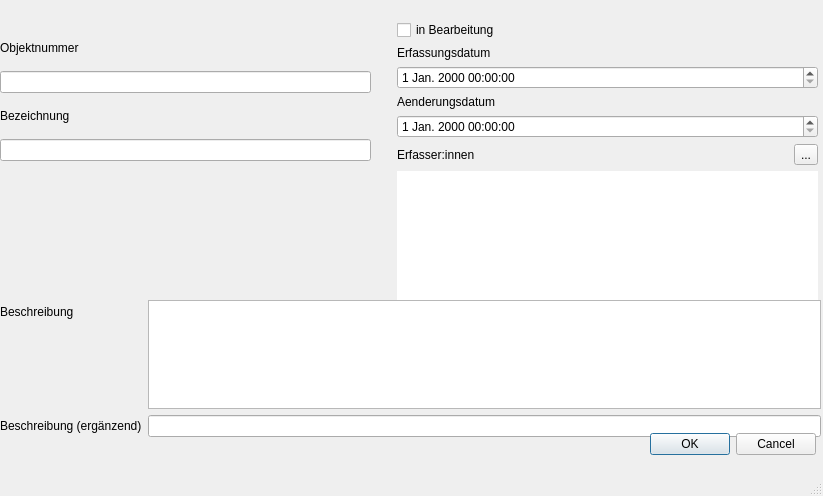
LausitzBergbaukultur/LauGIS, file LauQGIS_frontend/objektbereich_form.ui: the form before one commit.
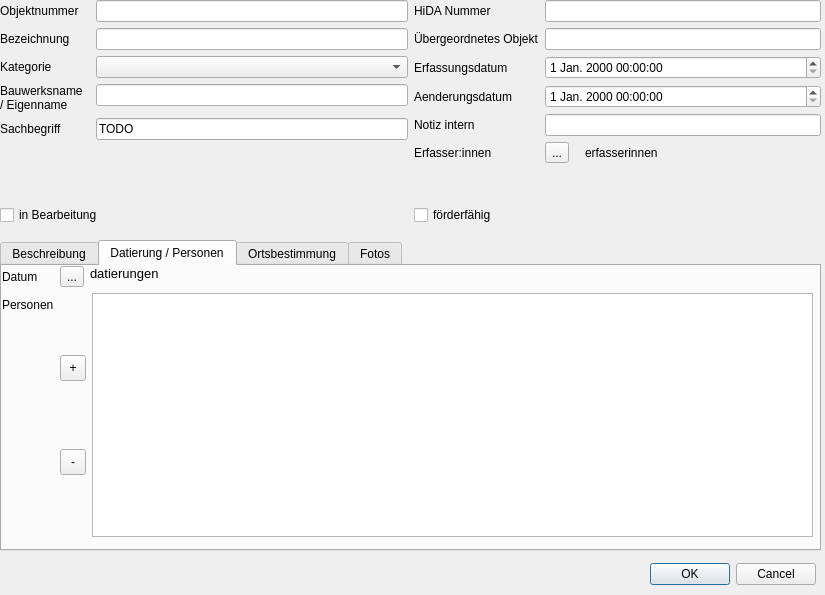
The form after the commit. Custom widgets are drawn as their Qt base class.

What changed in the file:
```diff
--- a/LauQGIS_frontend/objektbereich_form.ui
+++ b/LauQGIS_frontend/objektbereich_form.ui
@@ -6,170 +6,48 @@
    <rect>
     <x>0</x>
     <y>0</y>
-    <width>823</width>
-    <height>496</height>
+    <width>825</width>
+    <height>595</height>
    </rect>
   </property>
+  <property name="sizePolicy">
+   <sizepolicy hsizetype="MinimumExpanding" vsizetype="MinimumExpanding">
+    <horstretch>0</horstretch>
+    <verstretch>0</verstretch>
+   </sizepolicy>
+  </property>
+  <property name="minimumSize">
+   <size>
+    <width>825</width>
+    <height>595</height>
+   </size>
+  </property>
+  <property name="maximumSize">
+   <size>
+    <width>900</width>
+    <height>600</height>
+   </size>
+  </property>
   <property name="windowTitle">
-   <string>Dialog</string>
+   <string>Formular</string>
+  </property>
+  <property name="windowOpacity">
+   <double>1.000000000000000</double>
+  </property>
+  <property name="autoFillBackground">
+   <bool>true</bool>
   </property>
   <property name="locale">
    <locale language="German" country="Germany"/>
   </property>
   <property name="sizeGripEnabled">
-   <bool>true</bool>
+   <bool>false</bool>
   </property>
-  <widget class="QWidget" name="formLayoutWidget">
-   <property name="geometry">
-    <rect>
-     <x>397</x>
-     <y>20</y>
-     <width>421</width>
-     <height>289</height>
-    </rect>
-   </property>
-   <layout class="QVBoxLayout" name="verticalLayout">
-    <item>
-     <widget class="QCheckBox" name="in_bearbeitung">
-      <property name="text">
-       <string>in Bearbeitung</string>
-      </property>
-     </widget>
-    </item>
-    <item>
-     <widget class="QLabel" name="lbl_objnr_2">
-      <property name="text">
-       <string>Erfassungsdatum</string>
-      </property>
-     </widget>
-    </item>
-    <item>
-     <widget class="QgsDateTimeEdit" name="erfassungsdatum"/>
-    </item>
-    <item>
-     <widget class="QLabel" name="lbl_objnr_3">
-      <property name="text">
-       <string>Aenderungsdatum</string>
-      </property>
-     </widget>
-    </item>
-    <item>
-     <widget class="QgsDateTimeEdit" name="aenderungsdatum"/>
-    </item>
-    <item>
-     <layout class="QHBoxLayout" name="horizontalLayout_2">
-      <item>
-       <widget class="QLabel" name="lbl_eigenname_2">
-        <property name="enabled">
-         <bool>true</bool>
-        </property>
-        <property name="text">
-         <string>Erfasser:innen</string>
-        </property>
-       </widget>
-      </item>
-      <item>
-       <widget class="QToolButton" name="btn_erfasser">
-        <property name="text">
-         <string>...</string>
-        </property>
-       </widget>
-      </item>
-     </layout>
-    </item>
-    <item>
-     <widget class="QListWidget" name="listWidget">
-      <property name="enabled">
-       <bool>true</bool>
-      </property>
-      <property name="minimumSize">
-       <size>
-        <width>2</width>
-        <height>100</height>
-       </size>
-      </property>
-      <property name="locale">
-       <locale language="German" country="Germany"/>
-      </property>
-      <property name="frameShape">
-       <enum>QFrame::NoFrame</enum>
-      </property>
-     </widget>
-    </item>
-   </layout>
-  </widget>
-  <widget class="QWidget" name="formLayoutWidget_2">
-   <property name="geometry">
-    <rect>
-     <x>0</x>
-     <y>30</y>
-     <width>371</width>
-     <height>131</height>
-    </rect>
-   </property>
-   <layout class="QVBoxLayout" name="verticalLayout_2">
-    <item>
-     <widget class="QLabel" name="lbl_objnr">
-      <property name="text">
-       <string>Objektnummer</string>
-      </property>
-     </widget>
-    </item>
-    <item>
-     <widget class="QLineEdit" name="objekt_nr"/>
-    </item>
-    <item>
-     <widget class="QLabel" name="lbl_bezeichnung">
-      <property name="enabled">
-       <bool>true</bool>
-      </property>
-      <property name="text">
-       <string>Bezeichnung</string>
-      </property>
-     </widget>
-    </item>
-    <item>
-     <widget class="QLineEdit" name="bezeichnung"/>
-    </item>
-   </layout>
-  </widget>
-  <widget class="QWidget" name="formLayoutWidget_3">
-   <property name="geometry">
-    <rect>
-     <x>0</x>
-     <y>300</y>
-     <width>821</width>
-     <height>137</height>
-    </rect>
-   </property>
-   <layout class="QFormLayout" name="formLayout">
-    <item row="0" column="0">
-     <widget class="QLabel" name="lbl_beschreibung">
-      <property name="text">
-       <string>Beschreibung</string>
-      </property>
-     </widget>
-    </item>
-    <item row="0" column="1">
-     <widget class="QTextEdit" name="beschreibung"/>
-    </item>
-    <item row="1" column="0">
-     <widget class="QLabel" name="label_2">
-      <property name="text">
-       <string>Beschreibung (ergänzend)</string>
-      </property>
-     </widget>
-    </item>
-    <item row="1" column="1">
-     <widget class="QLineEdit" name="beschreibung_ergaenzung"/>
-    </item>
-   </layout>
-  </widget>
   <widget class="QDialogButtonBox" name="buttonBox">
    <property name="geometry">
     <rect>
      <x>640</x>
-     <y>430</y>
+     <y>560</y>
      <width>176</width>
      <height>28</height>
     </rect>
@@ -178,6 +56,530 @@
     <set>QDialogButtonBox::Cancel|QDialogButtonBox::Ok</set>
    </property>
   </widget>
+  <widget class="QTabWidget" name="BottomRow_Tabs">
+   <property name="geometry">
+    <rect>
+     <x>0</x>
+     <y>240</y>
+     <width>821</width>
+     <height>311</height>
+    </rect>
+   </property>
+   <property name="currentIndex">
+    <number>1</number>
+   </property>
+   <widget class="QWidget" name="TabBeschreibung">
+    <attribute name="title">
+     <string>Beschreibung</string>
+    </attribute>
+    <widget class="QWidget" name="formLayoutWidget_3">
+     <property name="geometry">
+      <rect>
+       <x>0</x>
+       <y>0</y>
+       <width>811</width>
+       <height>271</height>
+      </rect>
+     </property>
+     <layout class="QFormLayout" name="formLayout">
+      <property name="leftMargin">
+       <number>4</number>
+      </property>
+      <item row="0" column="0">
+       <widget class="QLabel" name="lbl_beschreibung">
+        <property name="text">
+         <string>Beschreibung</string>
+        </property>
+       </widget>
+      </item>
+      <item row="0" column="1">
+       <widget class="QTextEdit" name="beschreibung"/>
+      </item>
+      <item row="1" column="0">
+       <widget class="QLabel" name="label_2">
+        <property name="text">
+         <string>Beschreibung (ergänzend)</string>
+        </property>
+       </widget>
+      </item>
+      <item row="1" column="1">
+       <widget class="QLineEdit" name="beschreibung_ergaenzung"/>
+      </item>
+      <item row="2" column="0">
+       <widget class="QLabel" name="label_5">
+        <property name="text">
+         <string>Quellen / Literatur</string>
+        </property>
+       </widget>
+      </item>
+      <item row="2" column="1">
+       <widget class="QLineEdit" name="quellen_literatur"/>
+      </item>
+      <item row="3" column="0">
+       <widget class="QLabel" name="label_15">
+        <property name="text">
+         <string>Erhaltungszustand</string>
+        </property>
+       </widget>
+      </item>
+      <item row="3" column="1">
+       <widget class="QComboBox" name="erhaltungszustand"/>
+      </item>
+      <item row="4" column="0">
+       <widget class="QLabel" name="label_16">
+        <property name="text">
+         <string>Schutzstatus</string>
+        </property>
+       </widget>
+      </item>
+      <item row="4" column="1">
+       <widget class="QComboBox" name="schutzstatus"/>
+      </item>
+     </layout>
+    </widget>
+   </widget>
+   <widget class="QWidget" name="TabPersonDatum">
+    <attribute name="title">
+     <string>Datierung / Personen</string>
+    </attribute>
+    <widget class="QWidget" name="formLayoutWidget_2">
+     <property name="geometry">
+      <rect>
+       <x>0</x>
+       <y>0</y>
+       <width>811</width>
+       <height>271</height>
+      </rect>
+     </property>
+     <layout class="QFormLayout" name="formLayout_4">
+      <property name="fieldGrowthPolicy">
+       <enum>QFormLayout::ExpandingFieldsGrow</enum>
+      </property>
+      <property name="rowWrapPolicy">
+       <enum>QFormLayout::WrapLongRows</enum>
+      </property>
+      <property name="formAlignment">
+       <set>Qt::AlignLeading|Qt::AlignLeft|Qt::AlignVCenter</set>
+      </property>
+      <item row="0" column="0">
+       <widget class="QLabel" name="label_17">
+        <property name="text">
+         <string>Datum</string>
+        </property>
+       </widget>
+      </item>
+      <item row="0" column="1">
+       <layout class="QHBoxLayout" name="layoutDatum">
+        <item>
+         <widget class="QToolButton" name="btn_datierung">
+          <property name="text">
+           <string>...</string>
+          </property>
+         </widget>
+        </item>
+        <item>
+         <widget class="QLabel" name="lbl_return_datierung">
+          <property name="font">
+           <font>
+            <pointsize>10</pointsize>
+            <weight>50</weight>
+            <bold>false</bold>
+           </font>
+          </property>
+          <property name="text">
+           <string>datierungen</string>
+          </property>
+          <property name="textFormat">
+           <enum>Qt::PlainText</enum>
+          </property>
+          <property name="alignment">
+           <set>Qt::AlignLeading|Qt::AlignLeft|Qt::AlignTop</set>
+          </property>
+          <property name="wordWrap">
+           <bool>false</bool>
+          </property>
+         </widget>
+        </item>
+       </layout>
+      </item>
+      <item row="1" column="0">
+       <widget class="QLabel" name="label_21">
+        <property name="text">
+         <string>Personen</string>
+        </property>
+       </widget>
+      </item>
+      <item row="1" column="1">
+       <layout class="QHBoxLayout" name="horizontalLayout_3">
+        <item>
+         <layout class="QVBoxLayout" name="verticalLayout_2">
+          <item>
+           <widget class="QToolButton" name="btn_person_add">
+            <property name="minimumSize">
+             <size>
+              <width>26</width>
+              <height>26</height>
+             </size>
+            </property>
+            <property name="text">
+             <string>+</string>
+            </property>
+           </widget>
+          </item>
+          <item>
+           <widget class="QToolButton" name="btn_person_del">
+            <property name="minimumSize">
+             <size>
+              <width>26</width>
+              <height>26</height>
+             </size>
+            </property>
+            <property name="text">
+             <string>-</string>
+            </property>
+            <property name="toolButtonStyle">
+             <enum>Qt::ToolButtonFollowStyle</enum>
+            </property>
+           </widget>
+          </item>
+         </layout>
+        </item>
+        <item>
+         <widget class="QTableWidget" name="personen"/>
+        </item>
+       </layout>
+      </item>
+     </layout>
+    </widget>
+   </widget>
+   <widget class="QWidget" name="TabOrtsbestimmung">
+    <attribute name="title">
+     <string>Ortsbestimmung</string>
+    </attribute>
+    <widget class="QWidget" name="formLayoutWidget_4">
+     <property name="geometry">
+      <rect>
+       <x>0</x>
+       <y>0</y>
+       <width>811</width>
+       <height>271</height>
+      </rect>
+     </property>
+     <layout class="QFormLayout" name="formLayout_2">
+      <property name="leftMargin">
+       <number>4</number>
+      </property>
+      <item row="0" column="0">
+       <widget class="QLabel" name="label_8">
+        <property name="text">
+         <string>Kreis</string>
+        </property>
+       </widget>
+      </item>
+      <item row="0" column="1">
+       <widget class="QLineEdit" name="kreis"/>
+      </item>
+      <item row="2" column="0">
+       <widget class="QLabel" name="label_9">
+        <property name="text">
+         <string>Ort</string>
+        </property>
+       </widget>
+      </item>
+      <item row="2" column="1">
+       <widget class="QLineEdit" name="ort"/>
+      </item>
+      <item row="1" column="1">
+       <widget class="QLineEdit" name="gemeinde"/>
+      </item>
+      <item row="1" column="0">
+       <widget class="QLabel" name="label_10">
+        <property name="text">
+         <string>Gemeinde</string>
+        </property>
+       </widget>
+      </item>
+      <item row="3" column="0">
+       <widget class="QLabel" name="label_11">
+        <property name="text">
+         <string>Sorbisch</string>
+        </property>
+       </widget>
+      </item>
+      <item row="3" column="1">
+       <widget class="QLineEdit" name="sorbisch"/>
+      </item>
+      <item row="4" column="0">
+       <widget class="QLabel" name="label_12">
+        <property name="text">
+         <string>Straße</string>
+        </property>
+       </widget>
+      </item>
+      <item row="4" column="1">
+       <widget class="QLineEdit" name="strasse"/>
+      </item>
+      <item row="5" column="0">
+       <widget class="QLabel" name="label_13">
+        <property name="text">
+         <string>Hausnummer</string>
+        </property>
+       </widget>
+      </item>
+      <item row="5" column="1">
+       <widget class="QLineEdit" name="hausnummer"/>
+      </item>
+      <item row="6" column="0">
+       <widget class="QLabel" name="label_14">
+        <property name="text">
+         <string>Gemarkung / Flurstück</string>
+        </property>
+       </widget>
+      </item>
+      <item row="6" column="1">
+       <widget class="QLineEdit" name="gem_flur"/>
+      </item>
+      <item row="7" column="0">
+       <widget class="QLabel" name="label_19">
+        <property name="text">
+         <string>Lagebschreibung</string>
+        </property>
+       </widget>
+      </item>
+      <item row="7" column="1">
+       <widget class="QLineEdit" name="lagebeschreibung"/>
+      </item>
+     </layout>
+    </widget>
+   </widget>
+   <widget class="QWidget" name="TabBilder">
+    <attribute name="title">
+     <string>Fotos</string>
+    </attribute>
+    <widget class="QWidget" name="formLayoutWidget">
+     <property name="geometry">
+      <rect>
+       <x>0</x>
+       <y>0</y>
+       <width>811</width>
+       <height>271</height>
+      </rect>
+     </property>
+     <layout class="QFormLayout" name="formLayout_3">
+      <property name="leftMargin">
+       <number>4</number>
+      </property>
+      <item row="1" column="0">
+       <widget class="QLabel" name="label_18">
+        <property name="text">
+         <string>Foto</string>
+        </property>
+       </widget>
+      </item>
+      <item row="1" column="1">
+       <widget class="QLineEdit" name="lineEdit_3"/>
+      </item>
+      <item row="2" column="1">
+       <widget class="QGraphicsView" name="graphicsView"/>
+      </item>
+     </layout>
+    </widget>
+   </widget>
+  </widget>
+  <widget class="QWidget" name="horizontalLayoutWidget">
+   <property name="geometry">
+    <rect>
+     <x>0</x>
+     <y>0</y>
+     <width>821</width>
+     <height>198</height>
+    </rect>
+   </property>
+   <layout class="QHBoxLayout" name="TopRow">
+    <item>
+     <layout class="QFormLayout" name="TopLeftGrid">
+      <item row="0" column="0">
+       <widget class="QLabel" name="lbl_objnr">
+        <property name="text">
+         <string>Objektnummer</string>
+        </property>
+       </widget>
+      </item>
+      <item row="0" column="1">
+       <widget class="QLineEdit" name="objekt_nr"/>
+      </item>
+      <item row="1" column="0">
+       <widget class="QLabel" name="lbl_bezeichnung">
+        <property name="enabled">
+         <bool>true</bool>
+        </property>
+        <property name="text">
+         <string>Bezeichnung</string>
+        </property>
+       </widget>
+      </item>
+      <item row="1" column="1">
+       <widget class="QLineEdit" name="bezeichnung"/>
+      </item>
+      <item row="2" column="0">
+       <widget class="QLabel" name="label_4">
+        <property name="text">
+         <string>Kategorie</string>
+        </property>
+       </widget>
+      </item>
+      <item row="2" column="1">
+       <widget class="QComboBox" name="kategorie"/>
+      </item>
+      <item row="3" column="0">
+       <widget class="QLabel" name="label_3">
+        <property name="text">
+         <string>Bauwerksname / Eigenname</string>
+        </property>
+        <property name="wordWrap">
+         <bool>true</bool>
+        </property>
+       </widget>
+      </item>
+      <item row="3" column="1">
+       <widget class="QLineEdit" name="bauwerksname_eigenname"/>
+      </item>
+      <item row="4" column="0">
+       <widget class="QLabel" name="label">
+        <property name="text">
+         <string>Sachbegriff</string>
+        </property>
+       </widget>
+      </item>
+      <item row="4" column="1">
+       <widget class="QLineEdit" name="lineEdit">
+        <property name="text">
+         <string>TODO</string>
+        </property>
+       </widget>
+      </item>
+     </layout>
+    </item>
+    <item>
+     <layout class="QFormLayout" name="TopRightGrid">
+      <item row="0" column="0">
+       <widget class="QLabel" name="label_7">
+        <property name="text">
+         <string>HiDA Nummer</string>
+        </property>
+       </widget>
+      </item>
+      <item row="0" column="1">
+       <widget class="QLineEdit" name="hida_nr"/>
+      </item>
+      <item row="2" column="0">
+       <widget class="QLabel" name="lbl_objnr_2">
+        <property name="text">
+         <string>Erfassungsdatum</string>
+        </property>
+       </widget>
+      </item>
+      <item row="2" column="1">
+       <widget class="QgsDateTimeEdit" name="erfassungsdatum"/>
+      </item>
+      <item row="3" column="0">
+       <widget class="QLabel" name="lbl_objnr_3">
+        <property name="text">
+         <string>Aenderungsdatum</string>
+        </property>
+       </widget>
+      </item>
+      <item row="3" column="1">
+       <widget class="QgsDateTimeEdit" name="aenderungsdatum"/>
+      </item>
+      <item row="4" column="0">
+       <widget class="QLabel" name="label_6">
+        <property name="text">
+         <string>Notiz intern</string>
+        </property>
+       </widget>
+      </item>
+      <item row="4" column="1">
+       <widget class="QLineEdit" name="notiz_intern"/>
+      </item>
+      <item row="5" column="0">
+       <widget class="QLabel" name="lbl_erfasser">
+        <property name="enabled">
+         <bool>true</bool>
+        </property>
+        <property name="text">
+         <string>Erfasser:innen</string>
+        </property>
+       </widget>
+      </item>
+      <item row="5" column="1">
+       <layout class="QHBoxLayout" name="horizontalLayout_2">
+        <item>
+         <widget class="QToolButton" name="btn_erfasser">
+          <property name="text">
+           <string>...</string>
+          </property>
+         </widget>
+        </item>
+        <item>
+         <widget class="QLabel" name="lbl_return_erfasser">
+          <property name="text">
+           <string>erfasserinnen</string>
+          </property>
+          <property name="wordWrap">
+           <bool>true</bool>
+          </property>
+          <property name="indent">
+           <number>10</number>
+          </property>
+         </widget>
+        </item>
+       </layout>
+      </item>
+      <item row="1" column="0">
+       <widget class="QLabel" name="label_20">
+        <property name="text">
+         <string>Übergeordnetes Objekt</string>
+        </property>
+       </widget>
+      </item>
+      <item row="1" column="1">
+       <widget class="QLineEdit" name="ref_objekt_id"/>
+      </item>
+     </layout>
+    </item>
+   </layout>
+  </widget>
+  <widget class="QWidget" name="horizontalLayoutWidget_2">
+   <property name="geometry">
+    <rect>
+     <x>0</x>
+     <y>200</y>
+     <width>821</width>
+     <height>31</height>
+    </rect>
+   </property>
+   <layout class="QHBoxLayout" name="CheckBoxRow">
+    <item>
+     <widget class="QCheckBox" name="in_bearbeitung">
+      <property name="text">
+       <string>in Bearbeitung</string>
+      </property>
+     </widget>
+    </item>
+    <item>
+     <widget class="QCheckBox" name="foerderfaehig">
+      <property name="text">
+       <string>förderfähig</string>
+      </property>
+     </widget>
+    </item>
+   </layout>
+  </widget>
+  <zorder>BottomRow_Tabs</zorder>
+  <zorder>horizontalLayoutWidget</zorder>
+  <zorder>horizontalLayoutWidget_2</zorder>
+  <zorder>buttonBox</zorder>
  </widget>
  <customwidgets>
   <customwidget>
```
Left out of the diff: 4 changed lines with no effect on the pictures.
